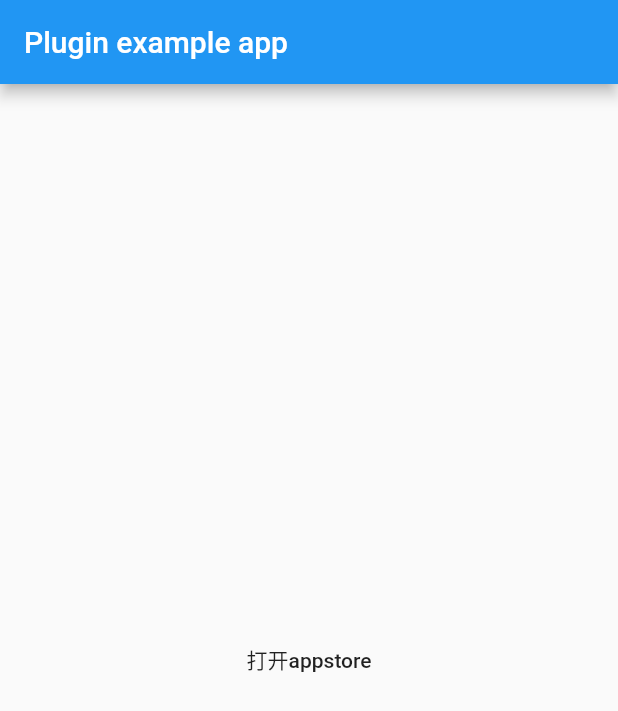
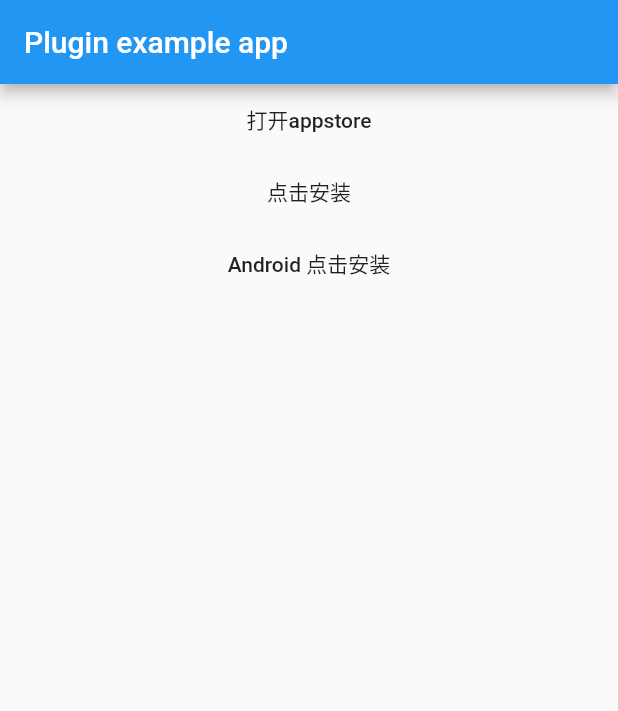
Before and after one commit to zhaolongs/install_plugin_custom, a Flutter app: the screen it shows after launch, after a tap on "打开appstore", on a phone screen of 412 x 824 dp. Shown: the top 711 px of the screen. Run offline on Flutter 3.47's test engine with Material 2 defaults, Android fonts, the phone set to English and light mode, and no system bars.

Commit message:
fileprovider tool 更新

```diff
--- a/example/lib/main.dart
+++ b/example/lib/main.dart
@@ -17,7 +17,6 @@ class _MyAppState extends State<MyApp> {
   @override
   void initState() {
     super.initState();
-
   }
 
   @override
@@ -28,10 +27,35 @@ class _MyAppState extends State<MyApp> {
           title: const Text('Plugin example app'),
         ),
         body: Center(
-          child:FlatButton(child: Text("打开appstore"),onPressed: (){
-            InstallPluginCustom.gotoAppStore(
-                "https://apps.apple.com/cn/app/id1472328992");
-          },),
+          child: Column(
+            children: <Widget>[
+              FlatButton(
+                  child: Text("打开appstore"),
+                  onPressed: () {
+                    InstallPluginCustom.gotoAppStore(
+                        "https://apps.apple.com/cn/app/id1472328992");
+                  }),
+              FlatButton(
+                  child: Text("点击安装"),
+                  onPressed: () {
+                    InstallPluginCustom.gotoAppStore(
+                        "https://apps.apple.com/cn/app/id1472328992");
+                  }),
+              FlatButton(
+                  child: Text("Android 点击安装"),
+                  onPressed: () {
+                    InstallPluginCustom.installApk(
+                            "/storage/emulated/0/Android/data/com.learn.coalx/filesrk.apk",
+                            'com.learn.coalx')
+                        .then((result) {
+                      print('install apk $result');
+                    }).catchError((error) {
+                      print('install apk $error');
+                      //安装失败
+                    });
+                  }),
+            ],
+          ),
         ),
       ),
     );
```
Also changed, not shown: example/pubspec.lock, 1 other file.
